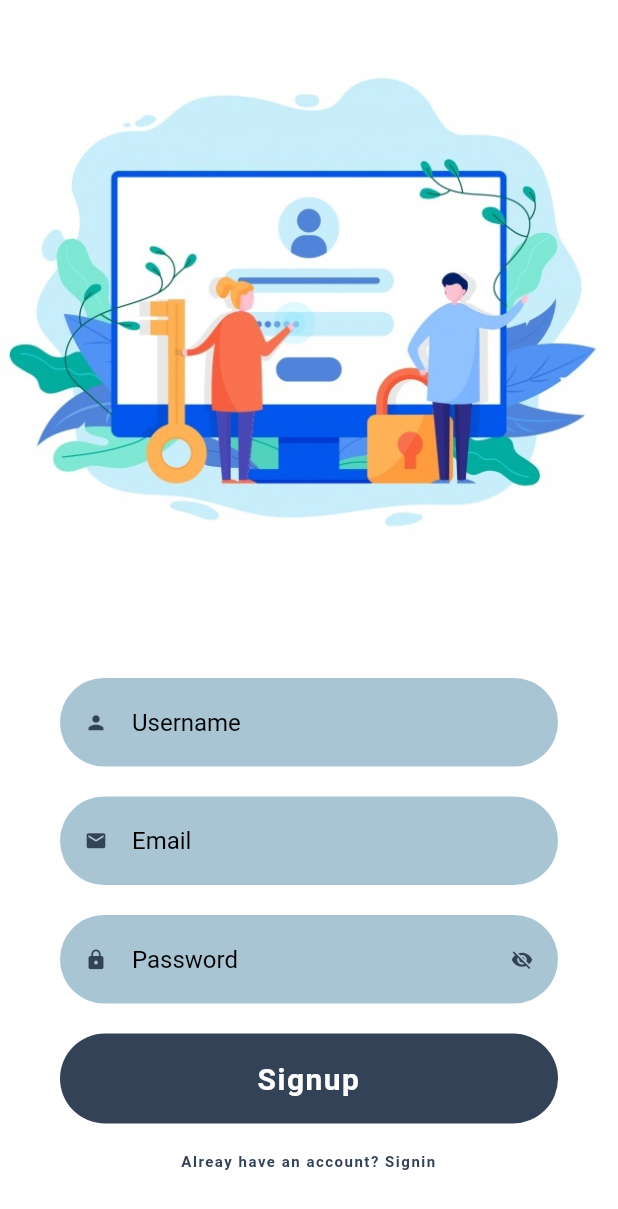
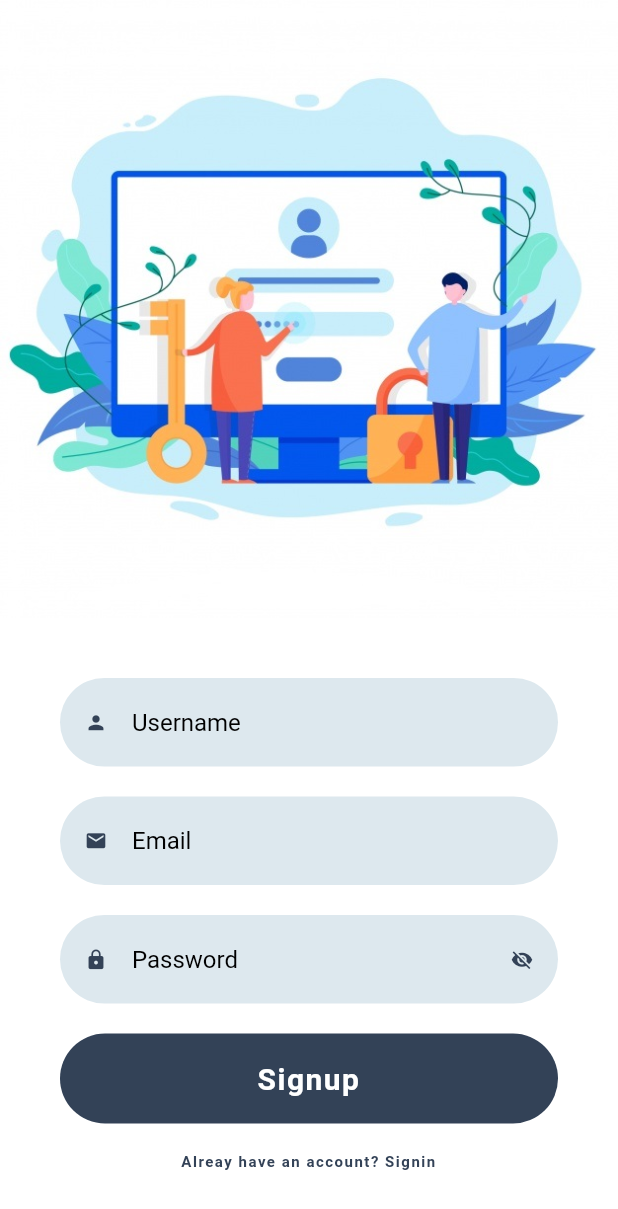
Before and after one commit to aryan-basu/Onepad, a Flutter app: the screen it shows after launch, on a phone screen of 412 x 824 dp. Shown: the top 1209 px of the screen. Run offline on Flutter 3.47's test engine with Material 2 defaults, Android fonts, the phone set to English and light mode, and no system bars; our stand-ins replace cloud_firestore, firebase_auth, firebase_core, google_fonts, shared_preferences; accounts and stored records are empty; Roboto replaces fonts that are missing (Ubuntu).

Commit message:
SignUp screen

```diff
--- a/lib/Screens/SingupScreen/SignupScreen.dart
+++ b/lib/Screens/SingupScreen/SignupScreen.dart
@@ -99,7 +99,7 @@ class _SignUpScreenState extends State<SignUpScreen> {
                       children: [
                         Container(
                           decoration: BoxDecoration(
-                              color: lightcolor.withOpacity(0.5),
+                              color: lightcolor.withOpacity(0.2),
                               borderRadius: BorderRadius.circular(40)),
                           child: TextFormField(
                             controller: namecontroller,
@@ -131,7 +131,7 @@ class _SignUpScreenState extends State<SignUpScreen> {
                         ),
                         Container(
                           decoration: BoxDecoration(
-                              color: lightcolor.withOpacity(0.5),
+                              color: lightcolor.withOpacity(0.2),
                               borderRadius: BorderRadius.circular(40)),
                           child: TextFormField(
                             validator: (val) {
@@ -165,7 +165,7 @@ class _SignUpScreenState extends State<SignUpScreen> {
                         ),
                         Container(
                           decoration: BoxDecoration(
-                              color: lightcolor.withOpacity(0.5),
+                              color: lightcolor.withOpacity(0.2),
                               borderRadius: BorderRadius.circular(40)),
                           child: TextFormField(
                             controller: passwordcontroller,
--- a/lib/main.dart
+++ b/lib/main.dart
@@ -30,7 +30,7 @@ class MyApp extends StatelessWidget {
         // is not restarted.
         primarySwatch: Colors.blue,
       ),
-      home:SignUpScreen(),
+      home: SignUpScreen(),
     );
   }
 }
```
